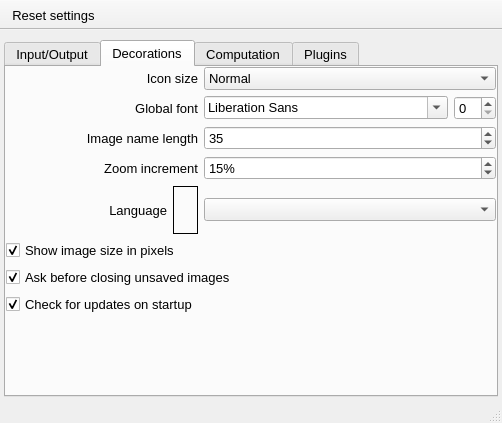
Before: the Qt Designer form UIs/nPreferences.ui in NeutrinoToolkit/Neutrino, drawn with Qt 5.
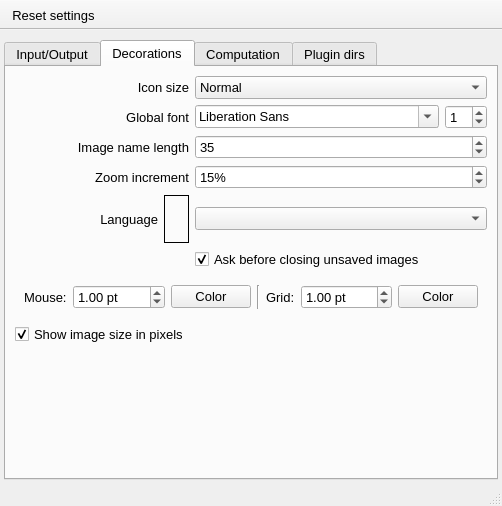
After: the same form once the commit is applied. Icons and pictures are not drawn.

Commit message: moved preferences from nmouseinfo to npreferences

What changed in the file:
```diff
--- a/UIs/nPreferences.ui
+++ b/UIs/nPreferences.ui
@@ -6,8 +6,8 @@
    <rect>
     <x>0</x>
     <y>0</y>
-    <width>451</width>
-    <height>423</height>
+    <width>480</width>
+    <height>506</height>
    </rect>
   </property>
   <property name="font">
@@ -22,7 +22,7 @@
    <bool>true</bool>
   </property>
   <widget class="QWidget" name="centralwidget">
-   <layout class="QHBoxLayout" name="horizontalLayout">
+   <layout class="QGridLayout" name="gridLayout_4">
     <property name="leftMargin">
      <number>4</number>
     </property>
@@ -35,7 +35,7 @@
     <property name="bottomMargin">
      <number>4</number>
     </property>
-    <item>
+    <item row="1" column="1">
      <widget class="QTabWidget" name="tabWidget">
       <property name="currentIndex">
        <number>1</number>
@@ -201,6 +201,24 @@
           </layout>
          </widget>
         </item>
+        <item>
+         <widget class="QCheckBox" name="checkUpdates">
+          <property name="font">
+           <font>
+            <pointsize>10</pointsize>
+           </font>
+          </property>
+          <property name="text">
+           <string>Check for updates</string>
+          </property>
+          <property name="checked">
+           <bool>true</bool>
+          </property>
+          <property name="neutrinoSave" stdset="0">
+           <bool>true</bool>
+          </property>
+         </widget>
+        </item>
         <item>
          <spacer name="verticalSpacer">
           <property name="orientation">
@@ -220,20 +238,42 @@
        <attribute name="title">
         <string>Decorations</string>
        </attribute>
-       <layout class="QGridLayout" name="gridLayout_4" columnstretch="0,1">
-        <property name="leftMargin">
-         <number>0</number>
-        </property>
-        <property name="topMargin">
-         <number>0</number>
-        </property>
-        <property name="rightMargin">
-         <number>0</number>
-        </property>
-        <property name="bottomMargin">
-         <number>4</number>
-        </property>
-        <item row="5" column="0">
+       <layout class="QGridLayout" name="gridLayout_8">
+        <item row="8" column="1">
+         <spacer name="verticalSpacer_2">
+          <property name="orientation">
+           <enum>Qt::Vertical</enum>
+          </property>
+          <property name="sizeHint" stdset="0">
+           <size>
+            <width>20</width>
+            <height>40</height>
+           </size>
+          </property>
+         </spacer>
+        </item>
+        <item row="7" column="0">
+         <widget class="QCheckBox" name="showDimPixel">
+          <property name="font">
+           <font>
+            <pointsize>10</pointsize>
+           </font>
+          </property>
+          <property name="text">
+           <string>Show image size in pixels</string>
+          </property>
+          <property name="checked">
+           <bool>true</bool>
+          </property>
+          <property name="tristate">
+           <bool>false</bool>
+          </property>
+          <property name="neutrinoSave" stdset="0">
+           <bool>true</bool>
+          </property>
+         </widget>
+        </item>
+        <item row="4" column="0">
          <widget class="QWidget" name="widget_2" native="true">
           <layout class="QHBoxLayout" name="horizontalLayout_2" stretch="1,0">
            <property name="leftMargin">
@@ -300,7 +340,11 @@
             <number>0</number>
            </property>
            <item row="0" column="2">
-            <widget class="QSpinBox" name="fontSize"/>
+            <widget class="QSpinBox" name="fontSize">
+             <property name="value">
+              <number>1</number>
+             </property>
+            </widget>
            </item>
            <item row="0" column="1">
             <widget class="QFontComboBox" name="fontFace"/>
@@ -308,43 +352,25 @@
           </layout>
          </widget>
         </item>
-        <item row="3" column="0">
-         <widget class="QLabel" name="label">
+        <item row="0" column="0">
+         <widget class="QLabel" name="label_3">
           <property name="font">
            <font>
             <pointsize>10</pointsize>
            </font>
           </property>
           <property name="text">
-           <string>Image name length</string>
+           <string>Icon size</string>
           </property>
           <property name="alignment">
            <set>Qt::AlignRight|Qt::AlignTrailing|Qt::AlignVCenter</set>
           </property>
          </widget>
         </item>
-        <item row="8" column="0" colspan="2">
-         <widget class="QCheckBox" name="askCloseUnsaved">
-          <property name="font">
-           <font>
-            <pointsize>10</pointsize>
-           </font>
-          </property>
-          <property name="text">
-           <string>Ask before closing unsaved images</string>
-          </property>
-          <property name="checked">
-           <bool>true</bool>
-          </property>
-          <property name="neutrinoSave" stdset="0">
-           <bool>true</bool>
-          </property>
-         </widget>
-        </item>
-        <item row="5" column="1">
+        <item row="4" column="1">
          <widget class="QComboBox" name="localeCombo"/>
         </item>
-        <item row="3" column="1">
+        <item row="2" column="1">
          <widget class="QSpinBox" name="physNameLength">
           <property name="value">
            <number>35</number>
@@ -354,20 +380,52 @@
           </property>
          </widget>
         </item>
-        <item row="10" column="0">
-         <spacer name="verticalSpacer_2">
-          <property name="orientation">
-           <enum>Qt::Vertical</enum>
+        <item row="1" column="0">
+         <widget class="QLabel" name="label_5">
+          <property name="font">
+           <font>
+            <pointsize>10</pointsize>
+           </font>
           </property>
-          <property name="sizeHint" stdset="0">
-           <size>
-            <width>20</width>
-            <height>40</height>
-           </size>
+          <property name="text">
+           <string>Global font</string>
           </property>
-         </spacer>
+          <property name="alignment">
+           <set>Qt::AlignRight|Qt::AlignTrailing|Qt::AlignVCenter</set>
+          </property>
+         </widget>
         </item>
-        <item row="4" column="0">
+        <item row="0" column="1">
+         <widget class="QComboBox" name="comboIconSize">
+          <property name="font">
+           <font>
+            <pointsize>10</pointsize>
+           </font>
+          </property>
+          <property name="currentIndex">
+           <number>1</number>
+          </property>
+          <property name="neutrinoSave" stdset="0">
+           <bool>true</bool>
+          </property>
+          <item>
+           <property name="text">
+            <string>Small</string>
+           </property>
+          </item>
+          <item>
+           <property name="text">
+            <string>Normal</string>
+           </property>
+          </item>
+          <item>
+           <property name="text">
+            <string>Large</string>
+           </property>
+          </item>
+         </widget>
+        </item>
+        <item row="3" column="0">
          <widget class="QLabel" name="label_2">
           <property name="font">
            <font>
@@ -382,7 +440,7 @@
           </property>
          </widget>
         </item>
-        <item row="4" column="1">
+        <item row="3" column="1">
          <widget class="QSpinBox" name="currentStepScaleFactor">
           <property name="suffix">
            <string>%</string>
@@ -401,103 +459,124 @@
           </property>
          </widget>
         </item>
-        <item row="1" column="0">
-         <widget class="QLabel" name="label_5">
+        <item row="5" column="1">
+         <widget class="QCheckBox" name="askCloseUnsaved">
           <property name="font">
            <font>
             <pointsize>10</pointsize>
            </font>
           </property>
           <property name="text">
-           <string>Global font</string>
+           <string>Ask before closing unsaved images</string>
           </property>
-          <property name="alignment">
-           <set>Qt::AlignRight|Qt::AlignTrailing|Qt::AlignVCenter</set>
+          <property name="checked">
+           <bool>true</bool>
           </property>
-         </widget>
-        </item>
-        <item row="0" column="1">
-         <widget class="QComboBox" name="comboIconSize">
-          <property name="font">
-           <font>
-            <pointsize>10</pointsize>
-           </font>
-          </property>
-          <property name="currentIndex">
-           <number>1</number>
-          </property>
           <property name="neutrinoSave" stdset="0">
            <bool>true</bool>
           </property>
-          <item>
-           <property name="text">
-            <string>Small</string>
-           </property>
-          </item>
-          <item>
-           <property name="text">
-            <string>Normal</string>
-           </property>
-          </item>
-          <item>
-           <property name="text">
-            <string>Large</string>
-           </property>
-          </item>
          </widget>
         </item>
-        <item row="0" column="0">
-         <widget class="QLabel" name="label_3">
+        <item row="2" column="0">
+         <widget class="QLabel" name="label">
           <property name="font">
            <font>
             <pointsize>10</pointsize>
            </font>
           </property>
           <property name="text">
-           <string>Icon size</string>
+           <string>Image name length</string>
           </property>
           <property name="alignment">
            <set>Qt::AlignRight|Qt::AlignTrailing|Qt::AlignVCenter</set>
           </property>
          </widget>
         </item>
-        <item row="7" column="0" colspan="2">
-         <widget class="QCheckBox" name="showDimPixel">
-          <property name="font">
-           <font>
-            <pointsize>10</pointsize>
-           </font>
-          </property>
-          <property name="text">
-           <string>Show image size in pixels</string>
-          </property>
-          <property name="checked">
-           <bool>true</bool>
-          </property>
-          <property name="tristate">
-           <bool>false</bool>
-          </property>
-          <property name="neutrinoSave" stdset="0">
-           <bool>true</bool>
-          </property>
-         </widget>
-        </item>
-        <item row="9" column="0">
-         <widget class="QCheckBox" name="checkUpdates">
-          <property name="font">
-           <font>
-            <pointsize>10</pointsize>
-           </font>
-          </property>
-          <property name="text">
-           <string>Check for updates on startup</string>
-          </property>
-          <property name="checked">
-           <bool>true</bool>
-          </property>
-          <property name="neutrinoSave" stdset="0">
-           <bool>true</bool>
-          </property>
+        <item row="6" column="0" colspan="2">
+         <widget class="QWidget" name="widget_6" native="true">
+          <layout class="QGridLayout" name="gridLayout_9" columnstretch="0,1,0,0,0,1,0">
+           <item row="0" column="1">
+            <widget class="QDoubleSpinBox" name="mouseThickness">
+             <property name="suffix">
+              <string> pt</string>
+             </property>
+             <property name="value">
+              <double>1.000000000000000</double>
+             </property>
+             <property name="neutrinoSave" stdset="0">
+              <bool>true</bool>
+             </property>
+            </widget>
+           </item>
+           <item row="0" column="6">
+            <widget class="QPushButton" name="colorRuler">
+             <property name="font">
+              <font>
+               <pointsize>10</pointsize>
+              </font>
+             </property>
+             <property name="text">
+              <string>Color</string>
+             </property>
+            </widget>
+           </item>
+           <item row="0" column="0">
+            <widget class="QLabel" name="label_10">
+             <property name="font">
+              <font>
+               <pointsize>10</pointsize>
+              </font>
+             </property>
+             <property name="text">
+              <string>Mouse:</string>
+             </property>
+            </widget>
+           </item>
+           <item row="0" column="2">
+            <widget class="QPushButton" name="colorMouse">
+             <property name="font">
+              <font>
+               <pointsize>10</pointsize>
+              </font>
+             </property>
+             <property name="text">
+              <string>Color</string>
+             </property>
+            </widget>
+           </item>
+           <item row="0" column="4">
+            <widget class="QLabel" name="label_11">
+             <property name="font">
+              <font>
+               <pointsize>10</pointsize>
+              </font>
+             </property>
+             <property name="text">
+              <string>Grid:</string>
+             </property>
+            </widget>
+           </item>
+           <item row="0" column="5">
+            <widget class="QDoubleSpinBox" name="gridThickness">
+             <property name="suffix">
+              <string> pt</string>
+             </property>
+             <property name="value">
+              <double>1.000000000000000</double>
+             </property>
+             <property name="neutrinoSave" stdset="0">
+              <bool>true</bool>
+             </property>
+            </widget>
+           </item>
+           <item row="0" column="3">
+            <widget class="Line" name="line_2">
+             <property name="orientation">
+              <enum>Qt::Vertical</enum>
+             </property>
+            </widget>
+           </item>
+          </layout>
          </widget>
         </item>
        </layout>
@@ -646,7 +725,7 @@
       </widget>
       <widget class="QWidget" name="plugins">
        <attribute name="title">
-        <string>Plugins</string>
+        <string>Plugin dirs</string>
        </attribute>
        <layout class="QGridLayout" name="gridLayout_6">
         <property name="leftMargin">
```
Left out of the diff: 2 changed lines with no effect on the pictures. The commit also changes 11 other files.
